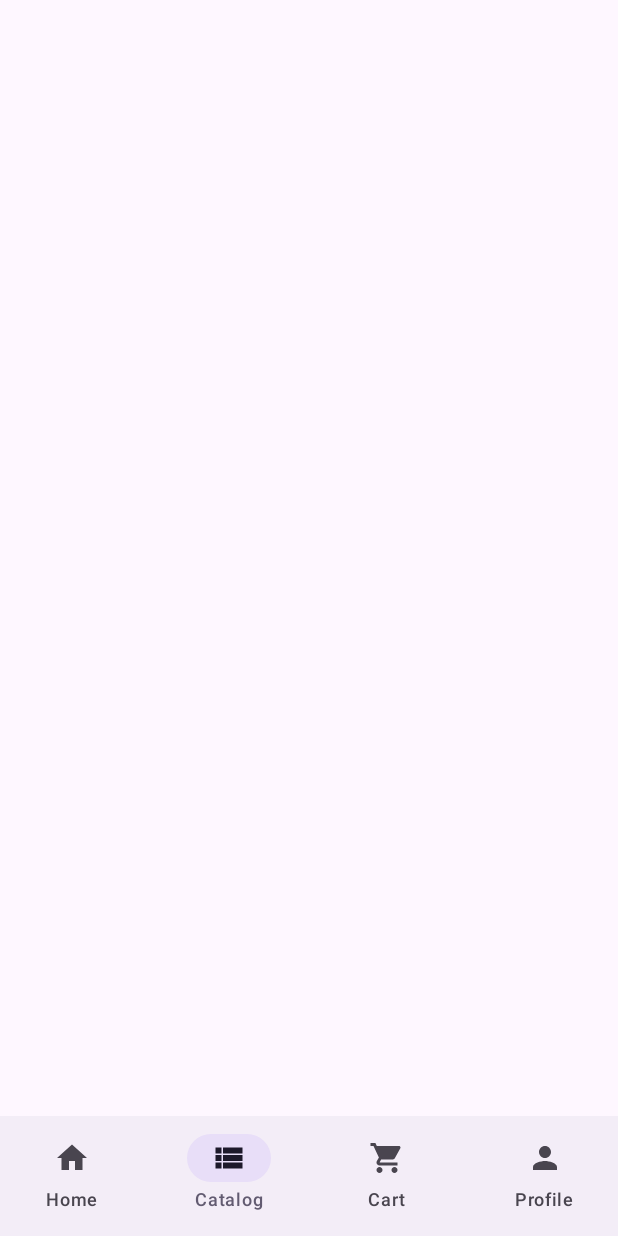
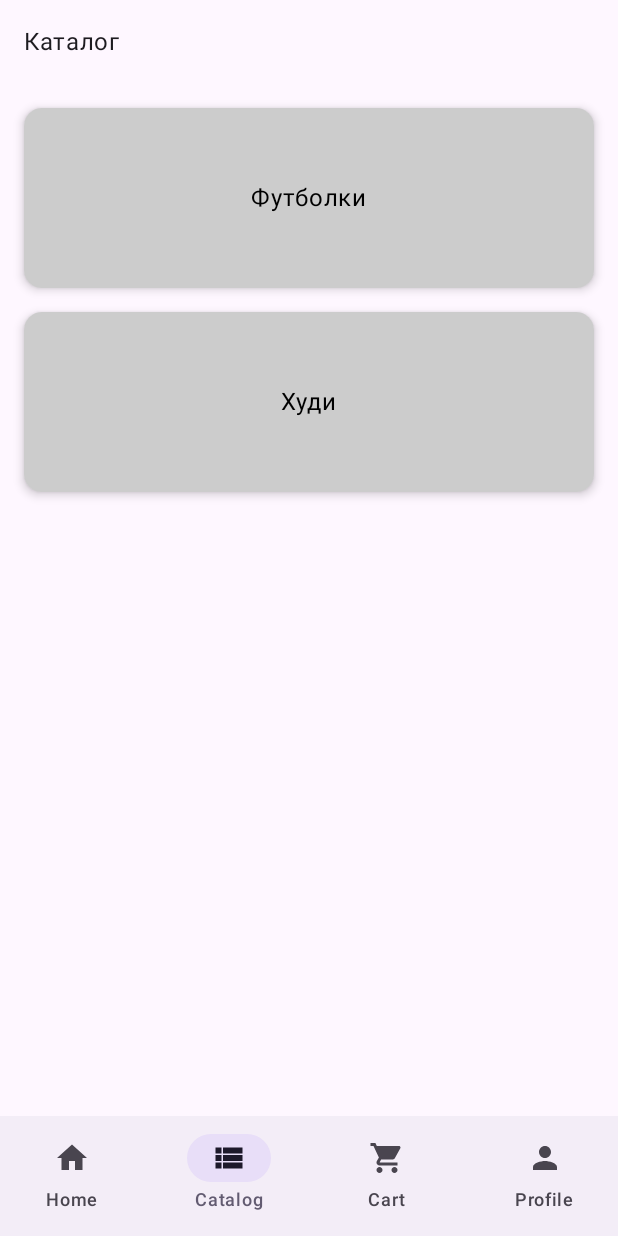
Before and after one commit to rinaalexx/vibes, an Android app built with Jetpack Compose: the CatalogScreen screen opened through its navigation route, on a phone screen of 412 x 824 dp. Run offline under Robolectric (Android 15) with nearby library versions, the phone set to English and light mode, and no system bars; our stand-ins replace Firebase (no records; nobody signed in at launch, a user with empty details on screens opened directly).

Commit message:
start Catalog with categories

```diff
--- a/app/src/main/java/com/app/vibess/MainActivity.kt
+++ b/app/src/main/java/com/app/vibess/MainActivity.kt
@@ -17,6 +17,7 @@ import com.app.vibess.ui.screens.HomeScreen
 import com.app.vibess.ui.components.BottomBar
 import androidx.compose.material3.Scaffold
 import androidx.compose.ui.Modifier
+import com.app.vibess.ui.screens.CategoryDetailScreen
 import com.app.vibess.ui.screens.ProductDetailScreen
 import com.app.vibess.ui.screens.findProductById
 import com.google.firebase.firestore.FirebaseFirestore
@@ -49,10 +50,17 @@ class MainActivity : ComponentActivity() {
                                 }
                             )
                         }
-                        composable("catalog") { backStackEntry ->
 
+                                        composable("catalog") {
                                             CatalogScreen(navController = navController)
                                         }
+                                        composable("catalog/{category}") { backStackEntry ->
+                                            val category = backStackEntry.arguments?.getString("category")
+                                            CategoryDetailScreen(category = category ?: "Unknown", navController = navController)
+                                        }
+
+
+
 
                         /* composable("catalog/{category}") { backStackEntry ->
                              val category = backStackEntry.arguments?.getString("category")
--- a/app/src/main/java/com/app/vibess/ui/screens/CatalogScreen.kt
+++ b/app/src/main/java/com/app/vibess/ui/screens/CatalogScreen.kt
@@ -1,43 +1,73 @@
 package com.app.vibess.ui.screens
 
-
+import android.os.Bundle
+import androidx.compose.foundation.layout.*
+import androidx.compose.foundation.clickable
+import androidx.compose.foundation.background
+import androidx.compose.material3.*
 import androidx.compose.runtime.Composable
-import androidx.compose.runtime.LaunchedEffect
-import androidx.compose.runtime.mutableStateOf
-import androidx.compose.runtime.remember
+import androidx.compose.ui.Modifier
+import androidx.compose.ui.graphics.Color
+import androidx.compose.ui.unit.dp
+import androidx.compose.ui.tooling.preview.Preview
 import androidx.navigation.NavController
-import com.app.vibess.data.model.Product
-import com.google.firebase.firestore.FirebaseFirestore
-import com.google.firebase.firestore.ktx.firestore
-import com.google.firebase.ktx.Firebase
+import androidx.compose.ui.Alignment
+import androidx.navigation.compose.rememberNavController
 
 @Composable
 fun CatalogScreen(navController: NavController) {
-    val products = remember { mutableStateOf<List<Product>>(emptyList()) }
+    // Список категорий для отображения
+    val categories = listOf("Футболки", "Худи")
 
-    // Загружаем данные из Firestore
-    LaunchedEffect(Unit) {
-        val db = Firebase.firestore
-        db.collection("products")
-            .get()
-            .addOnSuccessListener { result ->
-                val productList = result.documents.map { document ->
-                    Product(
-                        name = document.getString("name") ?: "",
-                        category = document.getString("category") ?: "",
-                        color = document.getString("color") ?: "",
-                        image = document.getString("image") ?: "",
-                        price = document.getDouble("price") ?: 0.0,
-                        sku = document.getLong("sku")?.toInt() ?: 0,
-                        stock = document.getLong("stock")?.toInt() ?: 0
-                    )
-                }
-                products.value = productList
-            }
-            .addOnFailureListener { exception ->
-                // Обработать ошибку загрузки
-            }
+    // Главная колонка с категориями
+    Column(
+        modifier = Modifier
+            .fillMaxSize()
+            .padding(16.dp)
+    ) {
+        Text(
+            text = "Каталог",
+            modifier = Modifier.padding(bottom = 16.dp)
+        )
+
+        // Отображение каждой категории
+        categories.forEach { category ->
+            CategoryItem(category = category, navController = navController)
+        }
     }
+}
 
+@Composable
+fun CategoryItem(category: String, navController: NavController) {
+    // Количество пространства между категориями
+    Spacer(modifier = Modifier.height(16.dp))
 
+    // Стиль для карточки категории
+    Card(
+        modifier = Modifier
+            .fillMaxWidth()
+            .height(120.dp)
+            .clickable {
+                // Навигация по категориям
+                navController.navigate("catalog/$category")
+            },
+        colors = CardDefaults.cardColors(containerColor = Color.LightGray),
+        elevation = CardDefaults.cardElevation(4.dp)
+    ) {
+        Box(
+            contentAlignment = Alignment.Center,
+            modifier = Modifier.fillMaxSize()
+        ) {
+            Text(
+                text = category,
+                color = Color.Black
+            )
+        }
+    }
 }
+
+@Preview(showBackground = true)
+@Composable
+fun CatalogScreenPreview() {
+    CatalogScreen(navController = rememberNavController())
+}
```
Also changed, not shown: app/src/main/java/com/app/vibess/ui/screens/CategoryDetailScreen.kt (added, +33 -0 lines). Lines whose indentation alone changed are shown as unchanged.
